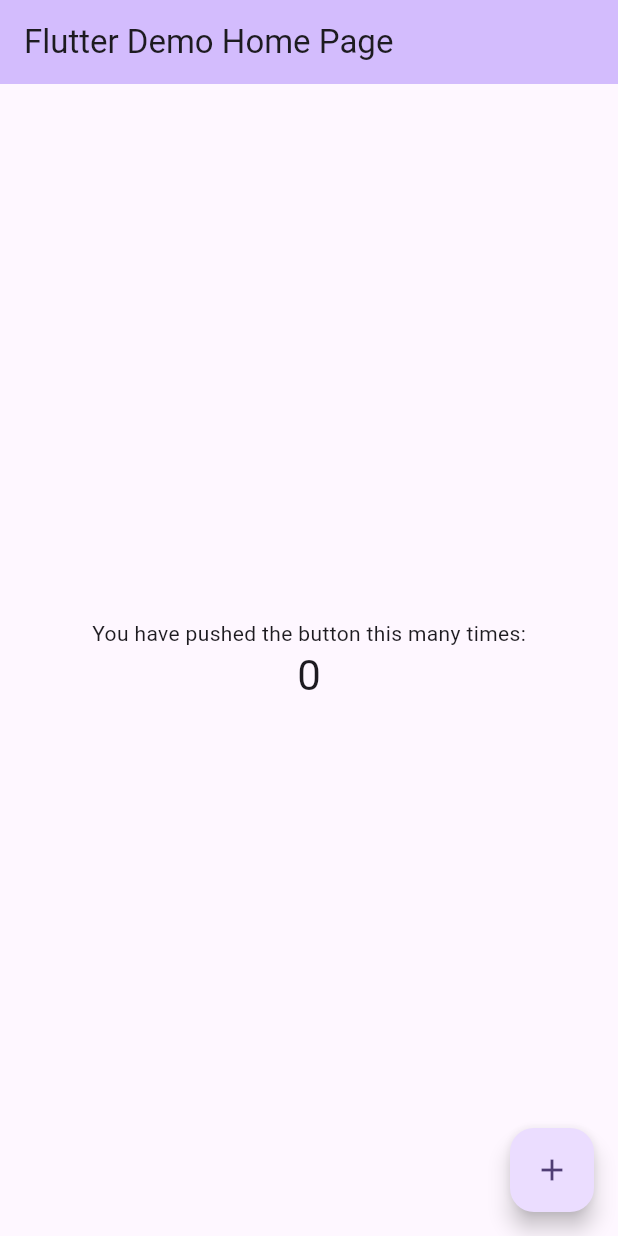
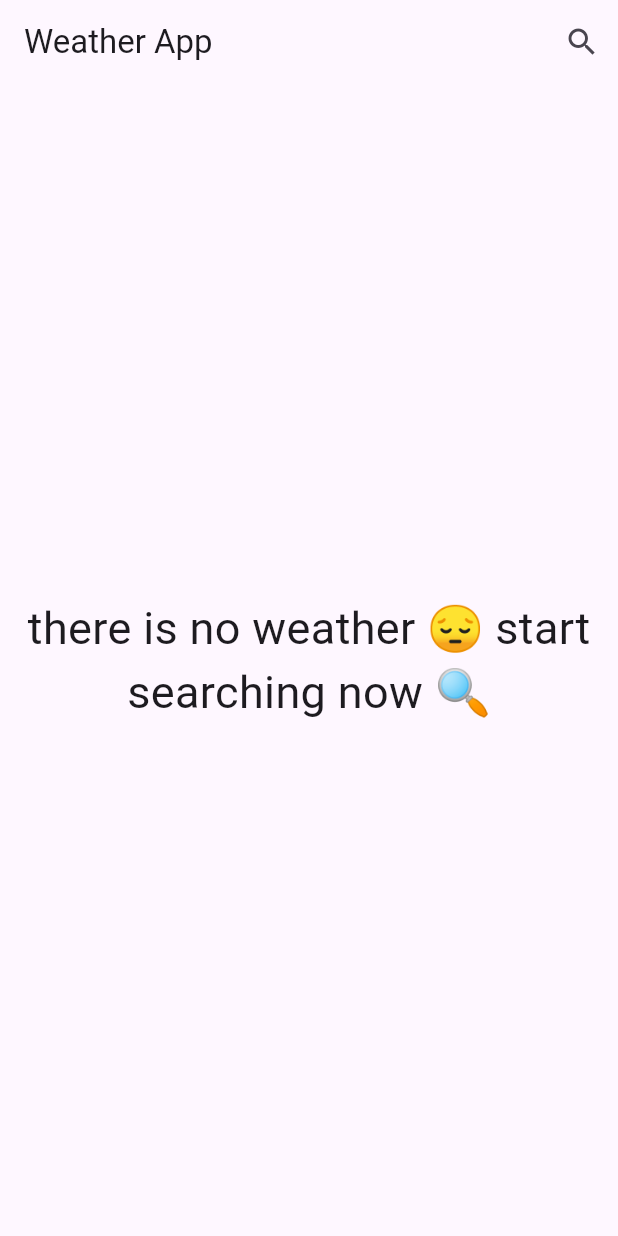
Before and after one commit to AhmedEssammm/weather-app, a Flutter app: the screen it shows after launch, on a phone screen of 412 x 824 dp. Run offline on Flutter 3.47's test engine with Material 3 defaults, Android fonts, the phone set to English and light mode, and no system bars; our stand-ins replace dio, flutter_bloc.

Commit message:
Display API data

```diff
--- /dev/null
+++ b/lib/cubits/get_weather_cubit/get_waether_cubit.dart
@@ -0,0 +1,20 @@
+import 'package:dio/dio.dart';
+import 'package:flutter_bloc/flutter_bloc.dart';
+import 'package:weather_app/cubits/get_weather_cubit/get_weather_states.dart';
+import 'package:weather_app/models/weather_model.dart';
+import 'package:weather_app/services/waether_service.dart';
+
+class GetWaetherCubit extends Cubit<WeatherState> {
+  GetWaetherCubit() : super(WeatherInitialState());
+
+  WeatherModel? weatherModel;
+  getWeather({required String cityName}) async {
+    try {
+      weatherModel =
+          await WaetherService(Dio()).getCurrentWeather(cityName: cityName);
+      emit(WeatherLoadedState(weatherModel!));
+    } catch (e) {
+      emit(WeatherFailureState());
+    }
+  }
+}
--- /dev/null
+++ b/lib/cubits/get_weather_cubit/get_weather_states.dart
@@ -0,0 +1,13 @@
+import 'package:weather_app/models/weather_model.dart';
+
+class WeatherState {}
+
+class WeatherInitialState extends WeatherState {}
+
+class WeatherLoadedState extends WeatherState {
+  final WeatherModel weatherModel;
+
+  WeatherLoadedState(this.weatherModel);
+}
+
+class WeatherFailureState extends WeatherState {}
--- a/lib/main.dart
+++ b/lib/main.dart
@@ -1,125 +1,70 @@
 import 'package:flutter/material.dart';
+import 'package:flutter_bloc/flutter_bloc.dart';
+import 'package:weather_app/cubits/get_weather_cubit/get_waether_cubit.dart';
+import 'package:weather_app/cubits/get_weather_cubit/get_weather_states.dart';
+import 'package:weather_app/views/home_view.dart';
 
 void main() {
-  runApp(const MyApp());
+  runApp(const WeatherApp());
 }
 
-class MyApp extends StatelessWidget {
-  const MyApp({super.key});
+class WeatherApp extends StatelessWidget {
+  const WeatherApp({Key? key}) : super(key: key);
 
-  // This widget is the root of your application.
   @override
   Widget build(BuildContext context) {
-    return MaterialApp(
-      title: 'Flutter Demo',
-      theme: ThemeData(
-        // This is the theme of your application.
-        //
-        // TRY THIS: Try running your application with "flutter run". You'll see
-        // the application has a purple toolbar. Then, without quitting the app,
-        // try changing the seedColor in the colorScheme below to Colors.green
-        // and then invoke "hot reload" (save your changes or press the "hot
-        // reload" button in a Flutter-supported IDE, or press "r" if you used
-        // the command line to start the app).
-        //
-        // Notice that the counter didn't reset back to zero; the application
-        // state is not lost during the reload. To reset the state, use hot
-        // restart instead.
-        //
-        // This works for code too, not just values: Most code changes can be
-        // tested with just a hot reload.
-        colorScheme: ColorScheme.fromSeed(seedColor: Colors.deepPurple),
-        useMaterial3: true,
+    return BlocProvider(
+      create: (context) => GetWaetherCubit(),
+      child: Builder(
+        builder: (context) => BlocBuilder<GetWaetherCubit, WeatherState>(
+          builder: (context, state) {
+            return MaterialApp(
+              debugShowCheckedModeBanner: false,
+              theme: ThemeData(
+                primarySwatch: getThemeColor(
+                  BlocProvider.of<GetWaetherCubit>(context)
+                      .weatherModel
+                      ?.weatherCondition,
+                ),
+              ),
+              home: HomeView(),
+            );
+          },
+        ),
       ),
-      home: const MyHomePage(title: 'Flutter Demo Home Page'),
     );
   }
 }
 
-class MyHomePage extends StatefulWidget {
-  const MyHomePage({super.key, required this.title});
-
-  // This widget is the home page of your application. It is stateful, meaning
-  // that it has a State object (defined below) that contains fields that affect
-  // how it looks.
-
-  // This class is the configuration for the state. It holds the values (in this
-  // case the title) provided by the parent (in this case the App widget) and
-  // used by the build method of the State. Fields in a Widget subclass are
-  // always marked "final".
-
-  final String title;
-
-  @override
-  State<MyHomePage> createState() => _MyHomePageState();
-}
-
-class _MyHomePageState extends State<MyHomePage> {
-  int _counter = 0;
-
-  void _incrementCounter() {
-    setState(() {
-      // This call to setState tells the Flutter framework that something has
-      // changed in this State, which causes it to rerun the build method below
-      // so that the display can reflect the updated values. If we changed
-      // _counter without calling setState(), then the build method would not be
-      // called again, and so nothing would appear to happen.
-      _counter++;
-    });
+MaterialColor getThemeColor(String? condition) {
+  if (condition == null) {
+    return Colors.teal;
   }
 
-  @override
-  Widget build(BuildContext context) {
-    // This method is rerun every time setState is called, for instance as done
-    // by the _incrementCounter method above.
-    //
-    // The Flutter framework has been optimized to make rerunning build methods
-    // fast, so that you can just rebuild anything that needs updating rather
-    // than having to individually change instances of widgets.
-    return Scaffold(
-      appBar: AppBar(
-        // TRY THIS: Try changing the color here to a specific color (to
-        // Colors.amber, perhaps?) and trigger a hot reload to see the AppBar
-        // change color while the other colors stay the same.
-        backgroundColor: Theme.of(context).colorScheme.inversePrimary,
-        // Here we take the value from the MyHomePage object that was created by
-        // the App.build method, and use it to set our appbar title.
-        title: Text(widget.title),
-      ),
-      body: Center(
-        // Center is a layout widget. It takes a single child and positions it
-        // in the middle of the parent.
-        child: Column(
-          // Column is also a layout widget. It takes a list of children and
-          // arranges them vertically. By default, it sizes itself to fit its
-          // children horizontally, and tries to be as tall as its parent.
-          //
-          // Column has various properties to control how it sizes itself and
-          // how it positions its children. Here we use mainAxisAlignment to
-          // center the children vertically; the main axis here is the vertical
-          // axis because Columns are vertical (the cross axis would be
-          // horizontal).
-          //
-          // TRY THIS: Invoke "debug painting" (choose the "Toggle Debug Paint"
-          // action in the IDE, or press "p" in the console), to see the
-          // wireframe for each widget.
-          mainAxisAlignment: MainAxisAlignment.center,
-          children: <Widget>[
-            const Text(
-              'You have pushed the button this many times:',
-            ),
-            Text(
-              '$_counter',
-              style: Theme.of(context).textTheme.headlineMedium,
-            ),
-          ],
-        ),
-      ),
-      floatingActionButton: FloatingActionButton(
-        onPressed: _incrementCounter,
-        tooltip: 'Increment',
-        child: const Icon(Icons.add),
-      ), // This trailing comma makes auto-formatting nicer for build methods.
-    );
+  if (condition == 'Sunny' || condition == 'Clear') {
+    return Colors.orange;
+  } else if (condition == 'Partly cloudy') {
+    return Colors.deepOrange;
+  } else if (condition == 'Cloudy' || condition == 'Overcast') {
+    return Colors.blueGrey;
+  } else if (condition == 'Mist' ||
+      condition == 'Blizzard' ||
+      condition == 'Fog' ||
+      condition == 'Freezing fog') {
+    return Colors.grey;
+  } else if (condition.contains('rain') ||
+      condition.contains('drizzle') ||
+      condition.contains('shower')) {
+    return Colors.blue;
+  } else if (condition.contains('snow') || condition.contains('sleet')) {
+    return Colors.lightBlue;
+  } else if (condition.contains('ice pellet')) {
+    return Colors.cyan;
+  } else if (condition.contains('thunder')) {
+    return Colors.deepPurple;
+  } else if (condition.contains('freezing')) {
+    return Colors.indigo;
+  } else {
+    return Colors.teal;
   }
 }
--- /dev/null
+++ b/lib/models/weather_model.dart
@@ -0,0 +1,30 @@
+class WeatherModel {
+  final String cityName;
+  final DateTime date;
+  final String image;
+  final double temp;
+  final double maxTemp;
+  final double minTemp;
+  final String weatherCondition;
+
+  WeatherModel(
+      {required this.cityName,
+      required this.date,
+      required this.image,
+      required this.temp,
+      required this.maxTemp,
+      required this.minTemp,
+      required this.weatherCondition});
+
+  factory WeatherModel.fromJson(json) {
+    return WeatherModel(
+        cityName: json['location']['name'],
+        date: DateTime.parse(json['current']['last_updated']),
+        temp: json['forecast']['forecastday'][0]['day']['avgtemp_c'],
+        maxTemp: json['forecast']['forecastday'][0]['day']['maxtemp_c'],
+        minTemp: json['forecast']['forecastday'][0]['day']['mintemp_c'],
+        weatherCondition: json['forecast']['forecastday'][0]['day']['condition']
+            ['text'],
+        image: json['forecast']['forecastday'][0]['day']['condition']['icon']);
+  }
+}
--- /dev/null
+++ b/lib/services/waether_service.dart
@@ -0,0 +1,26 @@
+import 'package:dio/dio.dart';
+import 'package:weather_app/models/weather_model.dart';
+
+class WaetherService {
+  final Dio dio;
+  final String baseUrl = 'http://api.weatherapi.com/v1';
+  final String apiKey = 'fe2b45a16cb741fcb88221305252306';
+
+  WaetherService(this.dio);
+  Future<WeatherModel> getCurrentWeather({required String cityName}) async {
+    try {
+      Response response = await dio
+          .get('$baseUrl/forecast.json?key=$apiKey&q=$cityName&days=1');
+
+      WeatherModel weatherModel = WeatherModel.fromJson(response.data);
+
+      return weatherModel;
+    } on DioException catch (e) {
+      final String errorMessage = e.response?.data['error']['message'] ??
+          'Opsss... there is an error, try again!';
+      throw Exception(errorMessage);
+    } catch (e) {
+      throw Exception('Opsss... there is an error, try again!');
+    }
+  }
+}
--- /dev/null
+++ b/lib/views/home_view.dart
@@ -0,0 +1,47 @@
+import 'package:flutter/material.dart';
+import 'package:flutter_bloc/flutter_bloc.dart';
+import 'package:weather_app/cubits/get_weather_cubit/get_waether_cubit.dart';
+import 'package:weather_app/cubits/get_weather_cubit/get_weather_states.dart';
+import 'package:weather_app/views/search_view.dart';
+import 'package:weather_app/widgets/no_weather_body.dart';
+import 'package:weather_app/widgets/weather_info_body.dart';
+
+class HomeView extends StatelessWidget {
+  const HomeView({Key? key}) : super(key: key);
+
+  @override
+  Widget build(BuildContext context) {
+    return Scaffold(
+      appBar: AppBar(
+        title: const Text('Weather App'),
+        actions: [
+          IconButton(
+            onPressed: () {
+              Navigator.of(context).push(
+                MaterialPageRoute(
+                  builder: (context) {
+                    return const SearchView();
+                  },
+                ),
+              );
+            },
+            icon: Icon(Icons.search),
+          ),
+        ],
+      ),
+      body: BlocBuilder<GetWaetherCubit, WeatherState>(
+        builder: (context, state) {
+          if (state is WeatherInitialState) {
+            return NoWeatherBody();
+          } else if (state is WeatherLoadedState) {
+            return WeatherInfoBody(
+              weather: state.weatherModel,
+            );
+          } else {
+            return Text('Opsss... there was an error!');
+          }
+        },
+      ),
+    );
+  }
+}
--- /dev/null
+++ b/lib/widgets/no_weather_body.dart
@@ -0,0 +1,33 @@
+import 'package:flutter/material.dart';
+
+class NoWeatherBody extends StatelessWidget {
+  const NoWeatherBody({
+    Key? key,
+  }) : super(key: key);
+
+  @override
+  Widget build(BuildContext context) {
+    return const Padding(
+      padding: EdgeInsets.symmetric(horizontal: 16),
+      child: Center(
+        child: Column(
+          mainAxisSize: MainAxisSize.min,
+          children: [
+            Text(
+              'there is no weather 😔 start',
+              style: TextStyle(
+                fontSize: 30,
+              ),
+            ),
+            Text(
+              'searching now 🔍',
+              style: TextStyle(
+                fontSize: 30,
+              ),
+            )
+          ],
+        ),
+      ),
+    );
+  }
+}
```
Also changed, not shown: lib/views/search_view.dart (added, +38 -0 lines), lib/widgets/weather_info_body.dart (added, +89 -0 lines), pubspec.yaml (+4 -3 lines), assets/images/clear.png (added), assets/images/cloudy.png (added), assets/images/rainy.png (added), assets/images/snow.png (added), assets/images/thunderstorm.png (added), pubspec.lock.
